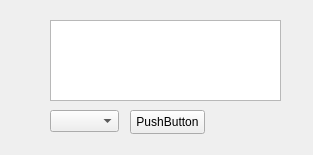
The window that IDT_C2/idt_c2.ui (CortProg/Client_Server) describes before a commit, drawn with Qt 5.
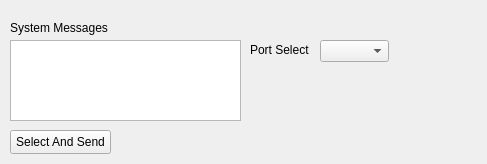
The same window after the commit.

```diff
--- a/IDT_C2/idt_c2.ui
+++ b/IDT_C2/idt_c2.ui
@@ -6,8 +6,8 @@
    <rect>
     <x>0</x>
     <y>0</y>
-    <width>313</width>
-    <height>155</height>
+    <width>487</width>
+    <height>164</height>
    </rect>
   </property>
   <property name="windowTitle">
@@ -16,8 +16,8 @@
   <widget class="QTextBrowser" name="TBx_Messages">
    <property name="geometry">
     <rect>
-     <x>50</x>
-     <y>20</y>
+     <x>10</x>
+     <y>40</y>
      <width>231</width>
      <height>81</height>
     </rect>
@@ -26,8 +26,8 @@
   <widget class="QComboBox" name="CB_Receivers">
    <property name="geometry">
     <rect>
-     <x>50</x>
-     <y>110</y>
+     <x>320</x>
+     <y>40</y>
      <width>69</width>
      <height>22</height>
     </rect>
@@ -36,14 +36,52 @@
   <widget class="QPushButton" name="B_SendScreenShot">
    <property name="geometry">
     <rect>
-     <x>130</x>
-     <y>110</y>
-     <width>75</width>
+     <x>10</x>
+     <y>130</y>
+     <width>101</width>
      <height>24</height>
     </rect>
    </property>
    <property name="text">
-    <string>PushButton</string>
+    <string>Select And Send</string>
+   </property>
+  </widget>
+  <widget class="QLabel" name="label">
+   <property name="geometry">
+    <rect>
+     <x>250</x>
+     <y>40</y>
+     <width>61</width>
+     <height>20</height>
+    </rect>
+   </property>
+   <property name="font">
+    <font>
+     <family>Arial</family>
+     <bold>false</bold>
+    </font>
+   </property>
+   <property name="text">
+    <string>Port Select</string>
+   </property>
+  </widget>
+  <widget class="QLabel" name="label_2">
+   <property name="geometry">
+    <rect>
+     <x>10</x>
+     <y>20</y>
+     <width>151</width>
+     <height>16</height>
+    </rect>
+   </property>
+   <property name="font">
+    <font>
+     <family>Arial</family>
+     <bold>false</bold>
+    </font>
+   </property>
+   <property name="text">
+    <string>System Messages</string>
    </property>
   </widget>
  </widget>
```
